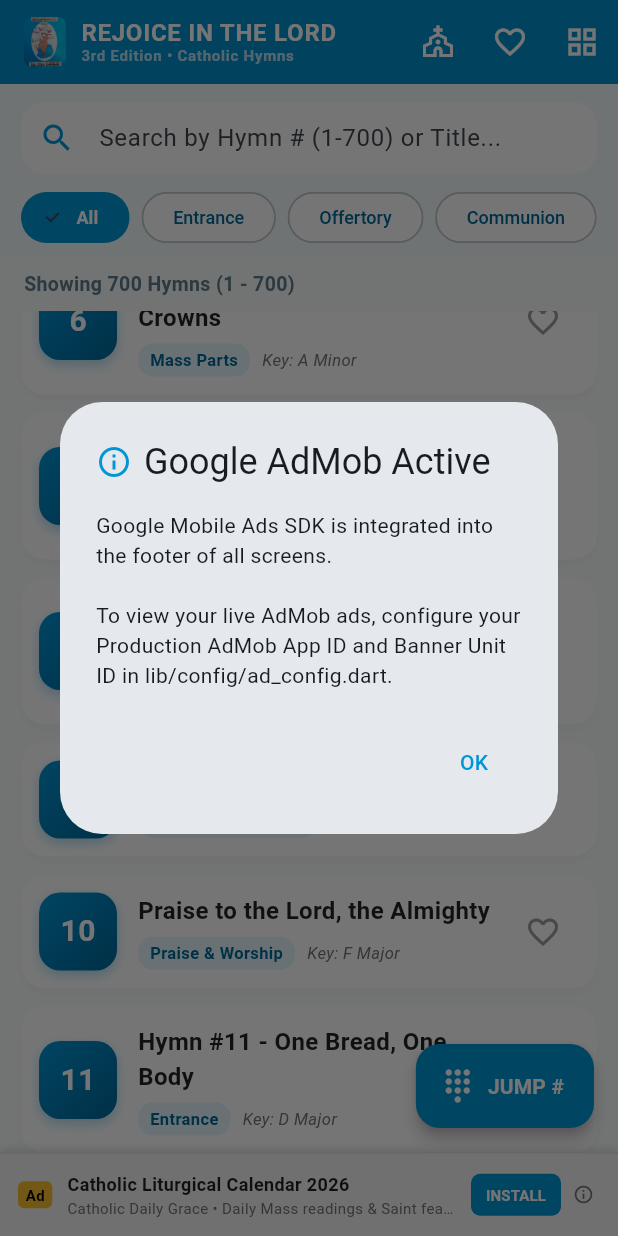
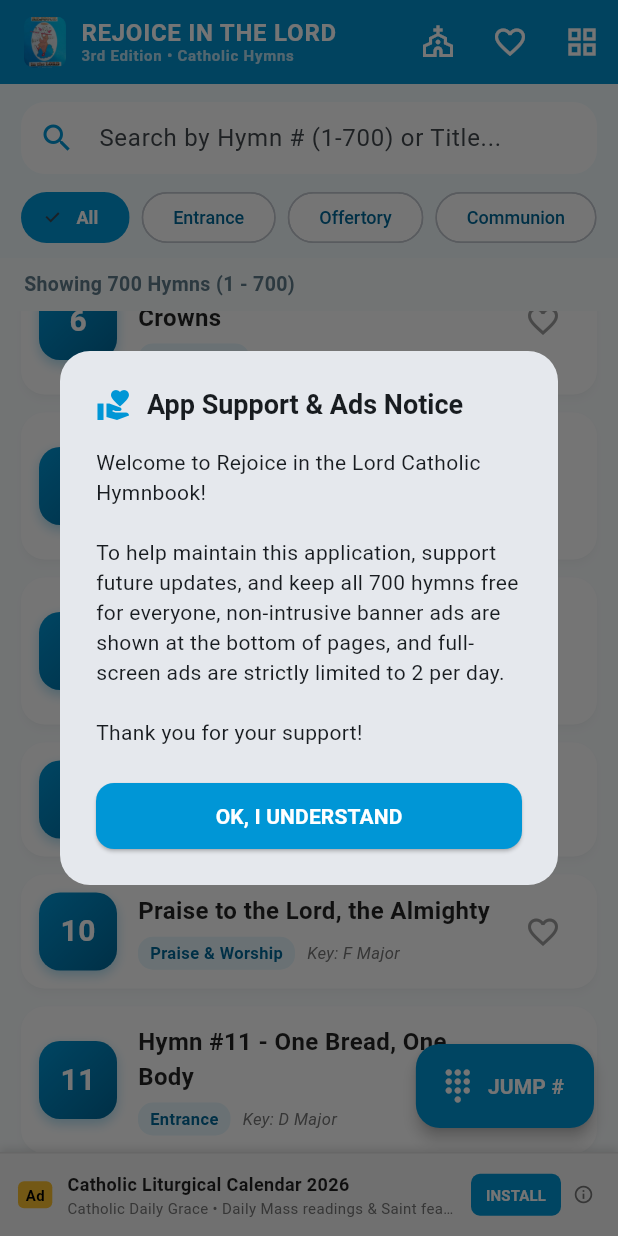
Before and after one commit to DamaMichaelYohanna/Rejoice_in_the_Lord, a Flutter app: the screen it shows after launch, scrolled down 576 dp, after a tap on the "info outline" icon, on a phone screen of 412 x 824 dp. Run offline on Flutter 3.47's test engine with Material 3 defaults, Android fonts, the phone set to English and light mode, and no system bars; our stand-ins replace google_mobile_ads, shared_preferences; network calls fail.

Commit message:
Redesign splash screen (remove 3rd Edition badge & inline notice) and add one-time Ad Support notice popup dialog

```diff
--- a/lib/screens/home_screen.dart
+++ b/lib/screens/home_screen.dart
@@ -1,4 +1,5 @@
 import 'package:flutter/material.dart';
+import 'package:shared_preferences/shared_preferences.dart';
 import '../data/hymns_data.dart';
 import '../models/hymn.dart';
 import '../theme/app_theme.dart';
@@ -29,6 +30,68 @@
     super.initState();
     _allHymns = HymnsData.getAllHymns();
     _applyFilters();
+    _checkAndShowAdNoticeDialog();
+  }
+
+  void _checkAndShowAdNoticeDialog() async {
+    final prefs = await SharedPreferences.getInstance();
+    bool hasSeen = prefs.getBool("has_seen_ad_notice_popup") ?? false;
+    if (!hasSeen && mounted) {
+      WidgetsBinding.instance.addPostFrameCallback((_) {
+        _showAdNoticePopup(prefs);
+      });
+    }
+  }
+
+  void _showAdNoticePopup(SharedPreferences prefs) {
+    showDialog(
+      context: context,
+      barrierDismissible: false,
+      builder: (context) => AlertDialog(
+        shape: RoundedRectangleBorder(borderRadius: BorderRadius.circular(20)),
+        title: const Row(
+          children: [
+            Icon(Icons.volunteer_activism, color: AppTheme.cyanPrimary),
+            SizedBox(width: 10),
+            Expanded(
+              child: Text(
+                "App Support & Ads Notice",
+                style: TextStyle(fontSize: 18, fontWeight: FontWeight.bold),
+              ),
+            ),
+          ],
+        ),
+        content: const Text(
+          "Welcome to Rejoice in the Lord Catholic Hymnbook!\n\nTo help maintain this application, support future updates, and keep all 700 hymns free for everyone, non-intrusive banner ads are shown at the bottom of pages, and full-screen ads are strictly limited to 2 per day.\n\nThank you for your support!",
+          style: TextStyle(fontSize: 14, height: 1.4),
+        ),
+        actions: [
+          SizedBox(
+            width: double.infinity,
+            height: 44,
+            child: ElevatedButton(
+              style: ElevatedButton.styleFrom(
+                backgroundColor: AppTheme.cyanPrimary,
+                foregroundColor: Colors.white,
+                shape: RoundedRectangleBorder(
+                  borderRadius: BorderRadius.circular(12),
+                ),
+              ),
+              onPressed: () async {
+                await prefs.setBool("has_seen_ad_notice_popup", true);
+                if (context.mounted) {
+                  Navigator.of(context).pop();
+                }
+              },
+              child: const Text(
+                "OK, I UNDERSTAND",
+                style: TextStyle(fontWeight: FontWeight.bold, fontSize: 14),
+              ),
+            ),
+          ),
+        ],
+      ),
+    );
   }
 
   void _applyFilters() {
--- a/lib/screens/splash_screen.dart
+++ b/lib/screens/splash_screen.dart
@@ -21,20 +21,20 @@
     super.initState();
     _animationController = AnimationController(
       vsync: this,
-      duration: const Duration(milliseconds: 1500),
+      duration: const Duration(milliseconds: 1400),
     );
 
     _fadeAnimation = Tween<double>(begin: 0.0, end: 1.0).animate(
       CurvedAnimation(parent: _animationController, curve: Curves.easeIn),
     );
 
-    _scaleAnimation = Tween<double>(begin: 0.85, end: 1.0).animate(
+    _scaleAnimation = Tween<double>(begin: 0.88, end: 1.0).animate(
       CurvedAnimation(parent: _animationController, curve: Curves.easeOutBack),
     );
 
     _animationController.forward();
 
-    _timer = Timer(const Duration(milliseconds: 2800), _navigateToHome);
+    _timer = Timer(const Duration(milliseconds: 2600), _navigateToHome);
   }
 
   void _navigateToHome() {
@@ -46,7 +46,7 @@
         transitionsBuilder: (context, animation, secondaryAnimation, child) {
           return FadeTransition(opacity: animation, child: child);
         },
-        transitionDuration: const Duration(milliseconds: 600),
+        transitionDuration: const Duration(milliseconds: 500),
       ),
     );
   }
@@ -61,37 +61,48 @@
   @override
   Widget build(BuildContext context) {
     return Scaffold(
-      backgroundColor: const Color(0xFF0096D6), // Signature Cyan Cover Background
       body: GestureDetector(
         onTap: _navigateToHome,
+        child: Container(
+          decoration: const BoxDecoration(
+            gradient: LinearGradient(
+              colors: [
+                Color(0xFF00A2E8),
+                Color(0xFF0075AB),
+                Color(0xFF005882),
+              ],
+              begin: Alignment.topCenter,
+              end: Alignment.bottomCenter,
+            ),
+          ),
           child: Stack(
             children: [
-            // Background Decorative Circles
+              // Background Decorative Soft Circles
               Positioned(
-              top: -80,
-              right: -80,
+                top: -60,
+                right: -60,
+                child: Container(
+                  width: 280,
+                  height: 280,
+                  decoration: BoxDecoration(
+                    shape: BoxShape.circle,
+                    color: Colors.white.withValues(alpha: 0.07),
+                  ),
+                ),
+              ),
+              Positioned(
+                bottom: -80,
+                left: -40,
                 child: Container(
                   width: 300,
                   height: 300,
                   decoration: BoxDecoration(
                     shape: BoxShape.circle,
-                  color: Colors.white.withValues(alpha: 0.08),
+                    color: Colors.white.withValues(alpha: 0.05),
                   ),
                 ),
               ),
-            Positioned(
-              bottom: -100,
-              left: -60,
-              child: Container(
-                width: 320,
-                height: 320,
-                decoration: BoxDecoration(
-                  shape: BoxShape.circle,
-                  color: Colors.white.withValues(alpha: 0.06),
-                ),
-              ),
-            ),
-            // Center Content
+              // Center Branding
               Center(
                 child: AnimatedBuilder(
                   animation: _animationController,
@@ -103,32 +114,35 @@
                         child: Column(
                           mainAxisAlignment: MainAxisAlignment.center,
                           children: [
-                          // Cover Artwork Image Frame
+                            // Cover Artwork Card with Gold Border & Shadow
                             Container(
                               margin: const EdgeInsets.symmetric(horizontal: 40),
                               decoration: BoxDecoration(
                                 borderRadius: BorderRadius.circular(24),
+                                border: Border.all(
+                                  color: AppTheme.goldAccent.withValues(alpha: 0.6),
+                                  width: 2,
+                                ),
                                 boxShadow: [
                                   BoxShadow(
-                                  color: Colors.black.withValues(alpha: 0.35),
-                                  blurRadius: 20,
-                                  spreadRadius: 2,
-                                  offset: const Offset(0, 10),
+                                    color: Colors.black.withValues(alpha: 0.4),
+                                    blurRadius: 24,
+                                    spreadRadius: 4,
+                                    offset: const Offset(0, 12),
                                   ),
                                 ],
                               ),
                               child: ClipRRect(
-                              borderRadius: BorderRadius.circular(24),
+                                borderRadius: BorderRadius.circular(22),
                                 child: Image.asset(
                                   'assets/images/cover.jpg',
-                                width: 260,
-                                height: 340,
+                                  width: 250,
+                                  height: 330,
                                   fit: BoxFit.cover,
                                   errorBuilder: (context, error, stackTrace) {
-                                  // Fallback artwork if asset loading fails
                                     return Container(
-                                    width: 260,
-                                    height: 340,
+                                      width: 250,
+                                      height: 330,
                                       color: Colors.white,
                                       child: const Column(
                                         mainAxisAlignment: MainAxisAlignment.center,
@@ -152,77 +166,31 @@
                               ),
                             ),
                             const SizedBox(height: 32),
-                          // Subtitle & Edition Badge
+                            // Clean App Title & Subtitle (No 3rd Edition badge)
                             const Text(
-                            "CATHOLIC HYMN BOOK",
+                              "REJOICE IN THE LORD",
                               style: TextStyle(
-                              color: Colors.white70,
-                              fontSize: 14,
-                              fontWeight: FontWeight.w600,
-                              letterSpacing: 3,
+                                color: Colors.white,
+                                fontSize: 20,
+                                fontWeight: FontWeight.bold,
+                                letterSpacing: 2.0,
                               ),
                             ),
                             const SizedBox(height: 6),
-                          Container(
-                            padding: const EdgeInsets.symmetric(horizontal: 16, vertical: 6),
-                            decoration: BoxDecoration(
-                              color: AppTheme.goldAccent,
-                              borderRadius: BorderRadius.circular(16),
-                              boxShadow: const [
-                                BoxShadow(
-                                  color: Colors.black26,
-                                  blurRadius: 6,
-                                  offset: Offset(0, 2),
-                                ),
-                              ],
-                            ),
-                            child: const Text(
-                              "3RD EDITION • HYMNS 1 - 700",
+                            const Text(
+                              "Catholic Hymn Book • Hymns 1 - 700",
                               style: TextStyle(
-                                color: Color(0xFF3E2723),
+                                color: Colors.white70,
                                 fontSize: 13,
-                                fontWeight: FontWeight.bold,
-                                letterSpacing: 1.2,
+                                fontWeight: FontWeight.w500,
+                                letterSpacing: 1.0,
                               ),
                             ),
-                          ),
-                          const SizedBox(height: 16),
-                          // Ad Transparency Notice
-                          Container(
-                            margin: const EdgeInsets.symmetric(horizontal: 36),
-                            padding: const EdgeInsets.symmetric(horizontal: 12, vertical: 8),
-                            decoration: BoxDecoration(
-                              color: Colors.black.withValues(alpha: 0.25),
-                              borderRadius: BorderRadius.circular(12),
-                              border: Border.all(
-                                color: Colors.white.withValues(alpha: 0.2),
-                                width: 1,
-                              ),
-                            ),
-                            child: Row(
-                              mainAxisSize: MainAxisSize.min,
-                              children: [
-                                const Icon(Icons.info_outline, size: 14, color: Colors.white70),
-                                const SizedBox(width: 8),
-                                const Flexible(
-                                  child: Text(
-                                    "Supported by ads to help maintain & keep the hymnal free.",
-                                    textAlign: TextAlign.center,
-                                    style: TextStyle(
-                                      color: Colors.white70,
-                                      fontSize: 11,
-                                      fontWeight: FontWeight.w500,
-                                    ),
-                                  ),
-                                ),
-                              ],
-                            ),
-                          ),
-                          const SizedBox(height: 36),
-                          // Subtle Progress Indicator
+                            const SizedBox(height: 48),
+                            // Subtle Loading Indicator
                             const SizedBox(
-                            width: 24,
-                            height: 24,
+                              width: 26,
+                              height: 26,
                               child: CircularProgressIndicator(
                                 color: Colors.white,
                                 strokeWidth: 2.5,
@@ -230,7 +198,6 @@
                             ),
                           ],
                         ),
-
                       ),
                     );
                   },
@@ -239,6 +206,7 @@
             ],
           ),
         ),
+      ),
     );
   }
 }
```
Lines whose indentation alone changed are shown as unchanged.
